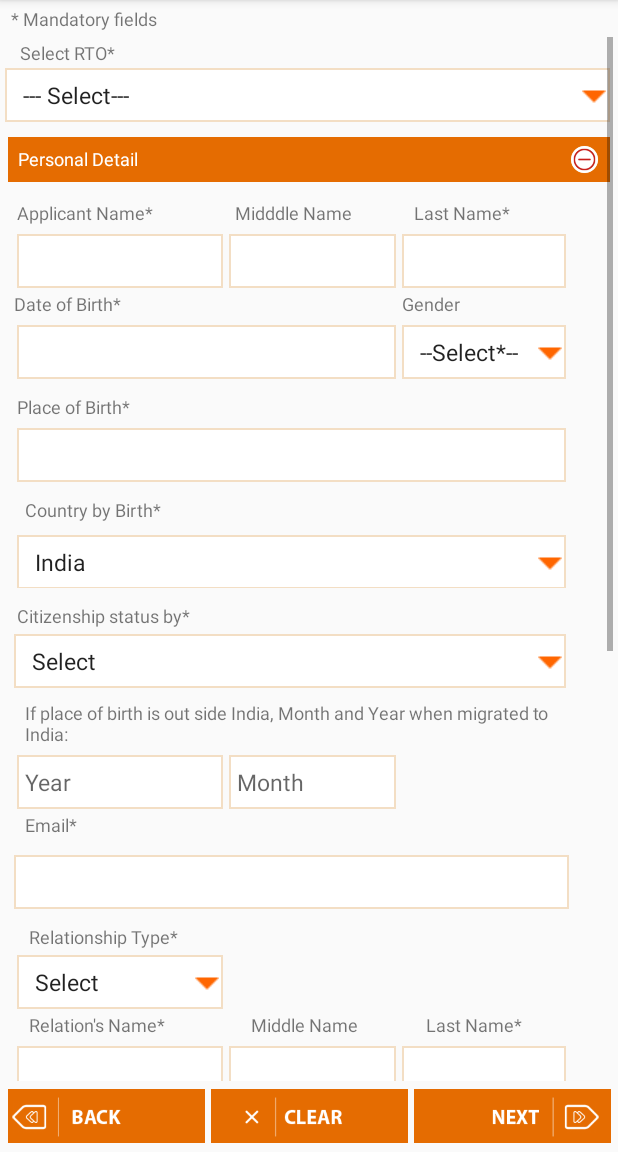
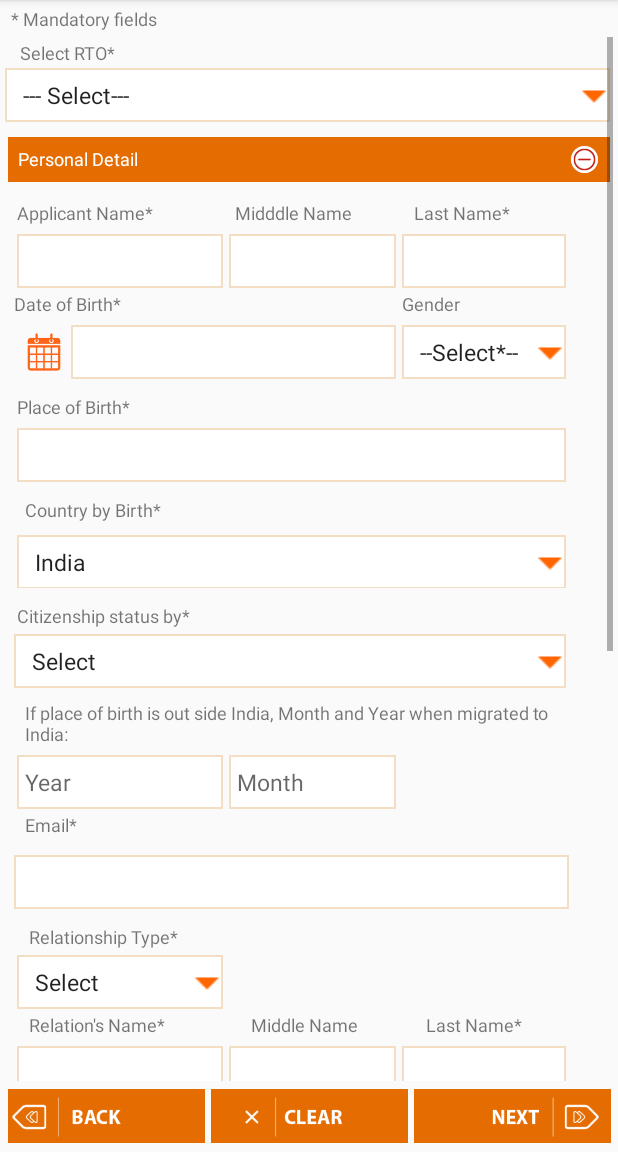
Before and after one commit to amitface/TransportDepartment, an Android app: the fragment PersonalDetails shown on its own in the app's theme, on a phone screen of 412 x 824 dp, the part 84-1236 px from its top. Run offline under Robolectric (Android 15) with nearby library versions, the phone set to English and light mode, and no system bars.

Commit message:
26/8/16 Amit 20:15Pm

```diff
--- a/app/src/main/java/com/converge/transportdepartment/Utility/Links.java
+++ b/app/src/main/java/com/converge/transportdepartment/Utility/Links.java
@@ -16,4 +16,9 @@ public class Links {
     public static String downloadFormsPdf = stringSmartChip+"allpdf/";
 
     public static String paymentReport = stringSmartChip+"payment_log.php";
+
+
+    public static String saveSlotSCServer=stringSmartChip+"savetime_slot/fetch_slot.php";
+
+
 }
--- a/app/src/main/res/layout/fragment_personal_details.xml
+++ b/app/src/main/res/layout/fragment_personal_details.xml
@@ -199,7 +199,8 @@
                             android:gravity="center_horizontal"
 
                             android:background="@drawable/edit_text_personal_details"
-                            />
+                            android:layout_toRightOf="@+id/imageViewDatePicker"
+                            android:layout_toEndOf="@+id/imageViewDatePicker" />
                     </RelativeLayout>
 
                     <Spinner
```
Also changed, not shown: app/src/main/java/com/converge/transportdepartment/SelectSchedule.java (+7 -0 lines).
